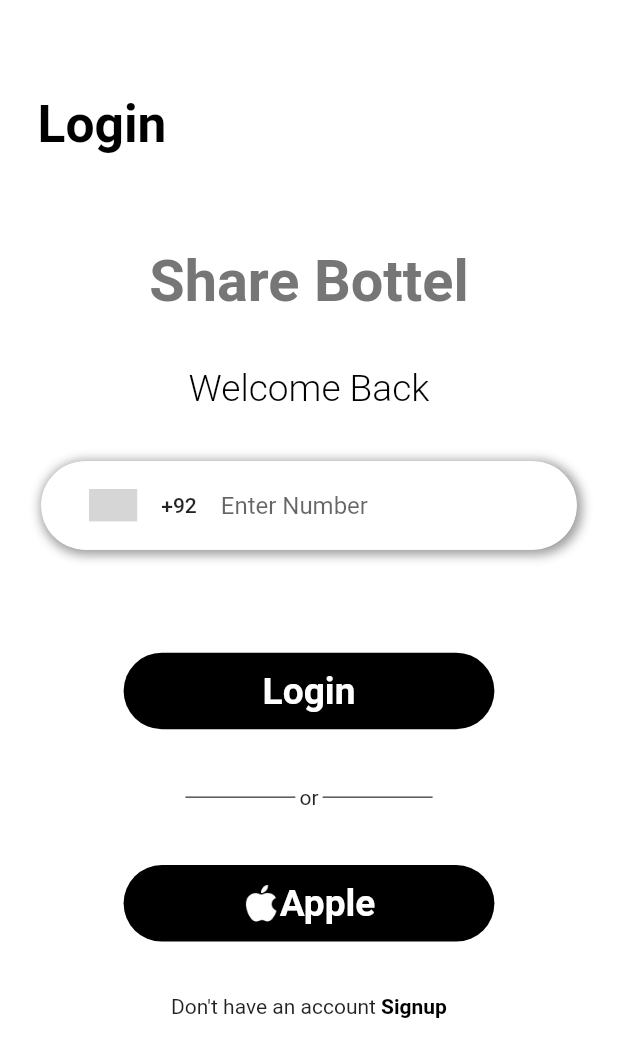
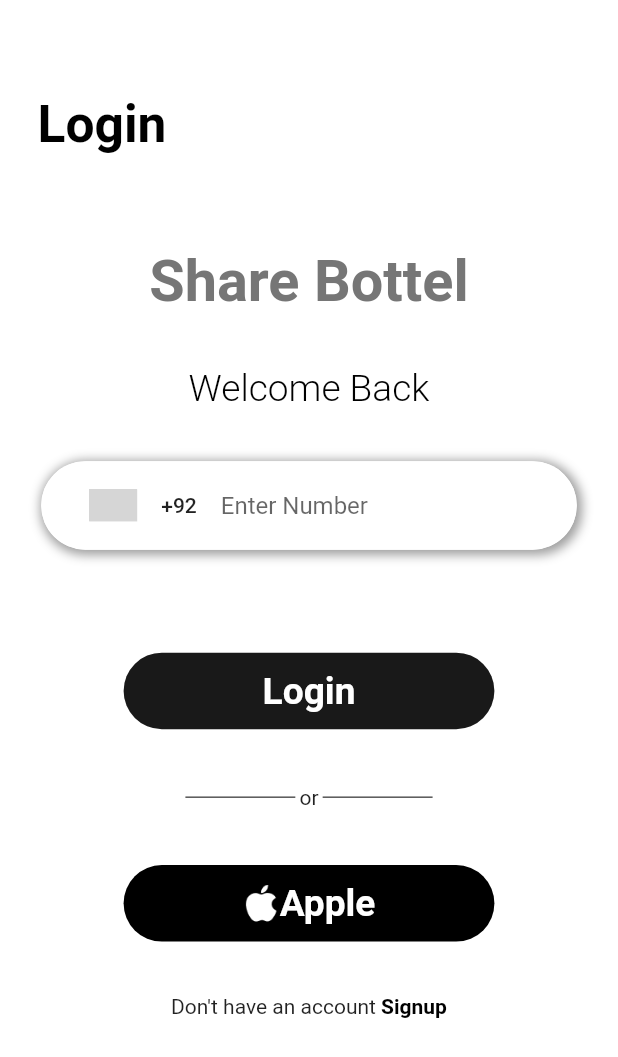
Before and after one commit to muhammadumair18/bottle_user_app, a Flutter app: the ScreenUserLogin screen opened directly, on a phone screen of 412 x 824 dp. Shown: the top 1057 px of the screen. Run offline on Flutter 3.47's test engine with Material 2 defaults, Android fonts, the phone set to English and light mode, and no system bars; drawn by our look-alikes of country_code_picker; our stand-ins replace camera, cloud_firestore, firebase_auth, firebase_core, firebase_messaging, firebase_storage and 12 more; missing offline and left inert: cached_video_player, custom_utils, place_picker, video_compress; accounts and stored records are empty; project files that could hold a hidden picture were left out; grey boxes are pictures that could not be loaded.

Commit message:
Colour Opacity

```diff
--- a/lib/view/screens/screen_user_login.dart
+++ b/lib/view/screens/screen_user_login.dart
@@ -129,7 +129,9 @@ class _ScreenUserLoginState extends State<ScreenUserLogin> {
                       padding: EdgeInsets.symmetric(vertical: 8.sp),
                       decoration: BoxDecoration(
                           borderRadius: BorderRadius.circular(20.sp),
-                          color: Colors.black),
+                          color: Colors.black.withOpacity(0.9)
+
+                      ),
                       child: Text(
                         'Login',
                         style: TextStyle(
```
